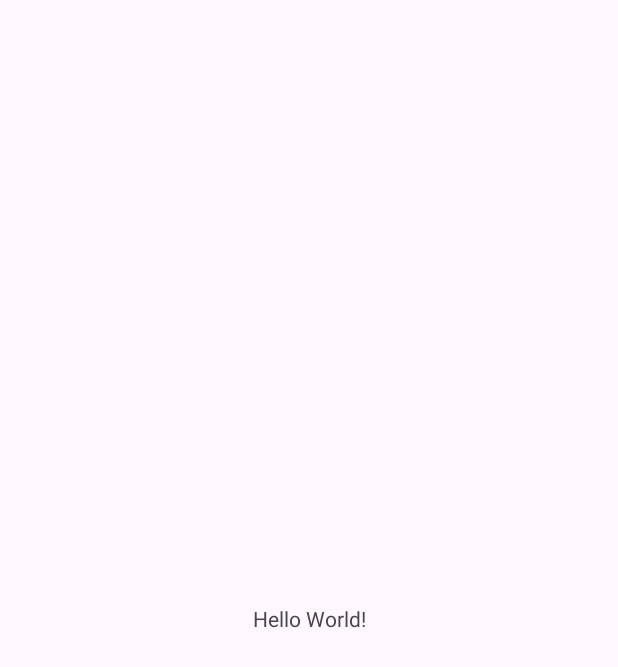
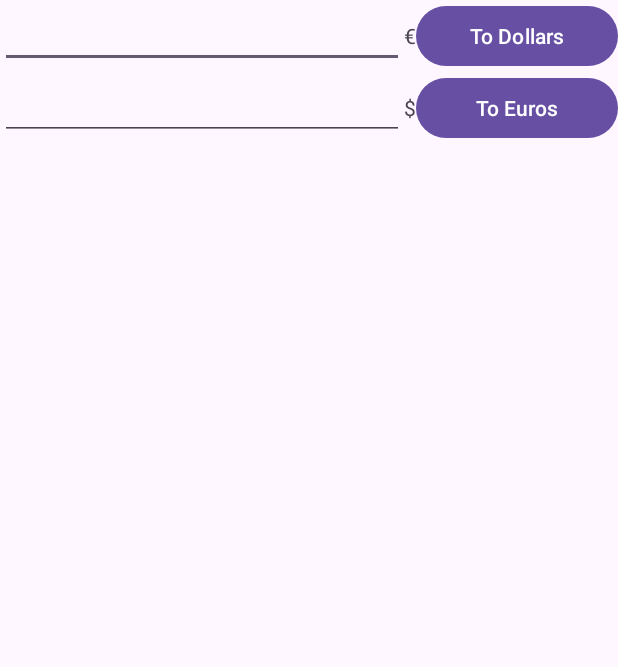
Before and after one commit to pcf03/IS-2026-Sesion7, an Android app: the screen it shows after launch (MainActivity), on a phone screen of 412 x 824 dp. Before the commit the part shown is almost empty. Shown: the top 667 px of the screen. Run offline under Robolectric (Android 15) with nearby library versions, the phone set to English and light mode, and no system bars.

Commit message:
Diseño de la interfaz y recursos de texto

```diff
--- a/app/src/main/res/layout/activity_main.xml
+++ b/app/src/main/res/layout/activity_main.xml
@@ -1,19 +1,82 @@
 <?xml version="1.0" encoding="utf-8"?>
-<androidx.constraintlayout.widget.ConstraintLayout xmlns:android="http://schemas.android.com/apk/res/android"
-    xmlns:app="http://schemas.android.com/apk/res-auto"
+<!-- Contenedor raíz: ocupa toda la pantalla -->
+<androidx.constraintlayout.widget.ConstraintLayout
+    xmlns:android="http://schemas.android.com/apk/res/android"
     xmlns:tools="http://schemas.android.com/tools"
-    android:id="@+id/main"
     android:layout_width="match_parent"
     android:layout_height="match_parent"
     tools:context=".MainActivity">
 
-    <TextView
-        android:layout_width="wrap_content"
-        android:layout_height="wrap_content"
-        android:text="Hello World!"
-        app:layout_constraintBottom_toBottomOf="parent"
-        app:layout_constraintEnd_toEndOf="parent"
-        app:layout_constraintStart_toStartOf="parent"
-        app:layout_constraintTop_toTopOf="parent" />
+    <!-- Columna vertical con las dos filas. Su id "main" lo usa la plantilla para los márgenes del sistema -->
+    <LinearLayout
+        android:id="@+id/main"
+        android:layout_width="match_parent"
+        android:layout_height="match_parent"
+        android:orientation="vertical">
 
+        <!-- FILA 1: euros -> dólares -->
+        <LinearLayout
+            android:layout_width="match_parent"
+            android:layout_height="wrap_content"
+            android:orientation="horizontal">
+
+            <!-- Caja donde se escribe la cantidad en euros (peso 2: la más ancha) -->
+            <EditText
+                android:id="@+id/editTextEuros"
+                android:layout_width="0dp"
+                android:layout_height="wrap_content"
+                android:layout_weight="2"
+                android:autofillHints=""
+                android:ems="10"
+                android:inputType="numberDecimal" />
+
+            <!-- Símbolo € (peso 0: solo ocupa lo justo) -->
+            <TextView
+                android:id="@+id/textView"
+                android:layout_width="wrap_content"
+                android:layout_height="wrap_content"
+                android:layout_weight="0"
+                android:text="@string/euro_symbol" />
+
+            <!-- Botón: al pulsarlo se ejecuta onClickToDollars() de MainActivity -->
+            <Button
+                android:id="@+id/buttonToDollars"
+                android:layout_width="0dp"
+                android:layout_height="wrap_content"
+                android:layout_weight="1"
+                android:onClick="onClickToDollars"
+                android:text="@string/button_to_dollars" />
+        </LinearLayout>
+
+        <!-- FILA 2: dólares -> euros -->
+        <LinearLayout
+            android:layout_width="match_parent"
+            android:layout_height="wrap_content"
+            android:orientation="horizontal">
+
+            <EditText
+                android:id="@+id/editTextDollars"
+                android:layout_width="0dp"
+                android:layout_height="wrap_content"
+                android:layout_weight="2"
+                android:autofillHints=""
+                android:ems="10"
+                android:inputType="numberDecimal" />
+
+            <TextView
+                android:id="@+id/textView2"
+                android:layout_width="wrap_content"
+                android:layout_height="wrap_content"
+                android:layout_weight="0"
+                android:text="@string/dollar_symbol" />
+
+            <Button
+                android:id="@+id/buttonToEuros"
+                android:layout_width="0dp"
+                android:layout_height="wrap_content"
+                android:layout_weight="1"
+                android:onClick="onClickToEuros"
+                android:text="@string/button_to_euros" />
+        </LinearLayout>
+    </LinearLayout>
 </androidx.constraintlayout.widget.ConstraintLayout>
--- a/app/src/main/res/values/strings.xml
+++ b/app/src/main/res/values/strings.xml
@@ -1,3 +1,10 @@
 <resources>
+    <!-- Nombre que sale en la barra de la app -->
     <string name="app_name">Converter</string>
+    <!-- Símbolos de moneda que acompañan a cada caja de texto -->
+    <string name="euro_symbol">€</string>
+    <string name="dollar_symbol">$</string>
+    <!-- Textos de los botones -->
+    <string name="button_to_dollars">To Dollars</string>
+    <string name="button_to_euros">To Euros</string>
 </resources>
```
